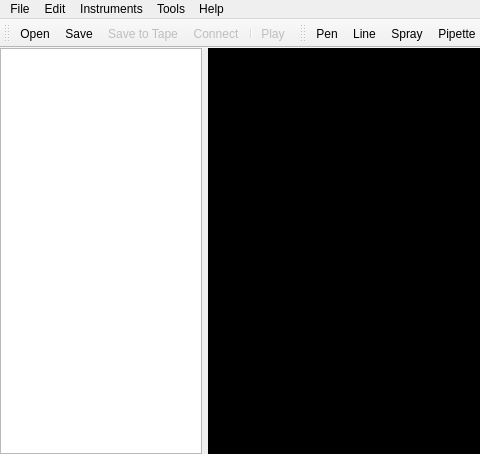
Above: PatternPaint/mainwindow.ui from a-pavlov/PatternPaint before the change; both pictures show x 0 to 480 and y 0 to 454 of the 880 by 454 pixel window. Below: the same form after it.
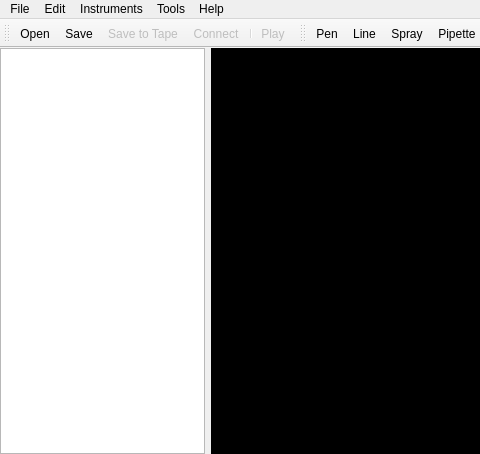
That is the form after the change. Icons and pictures are not drawn. Custom widgets are drawn as their Qt base class.

Commit message: Calculate size manually instead of scaled to width on image

```diff
--- a/PatternPaint/mainwindow.ui
+++ b/PatternPaint/mainwindow.ui
@@ -180,10 +180,13 @@
         </property>
         <property name="maximumSize">
          <size>
-          <width>202</width>
+          <width>205</width>
           <height>16777215</height>
          </size>
         </property>
+        <property name="horizontalScrollBarPolicy">
+         <enum>Qt::ScrollBarAsNeeded</enum>
+        </property>
        </widget>
       </item>
      </layout>
```
The commit also changes 3 other files.
